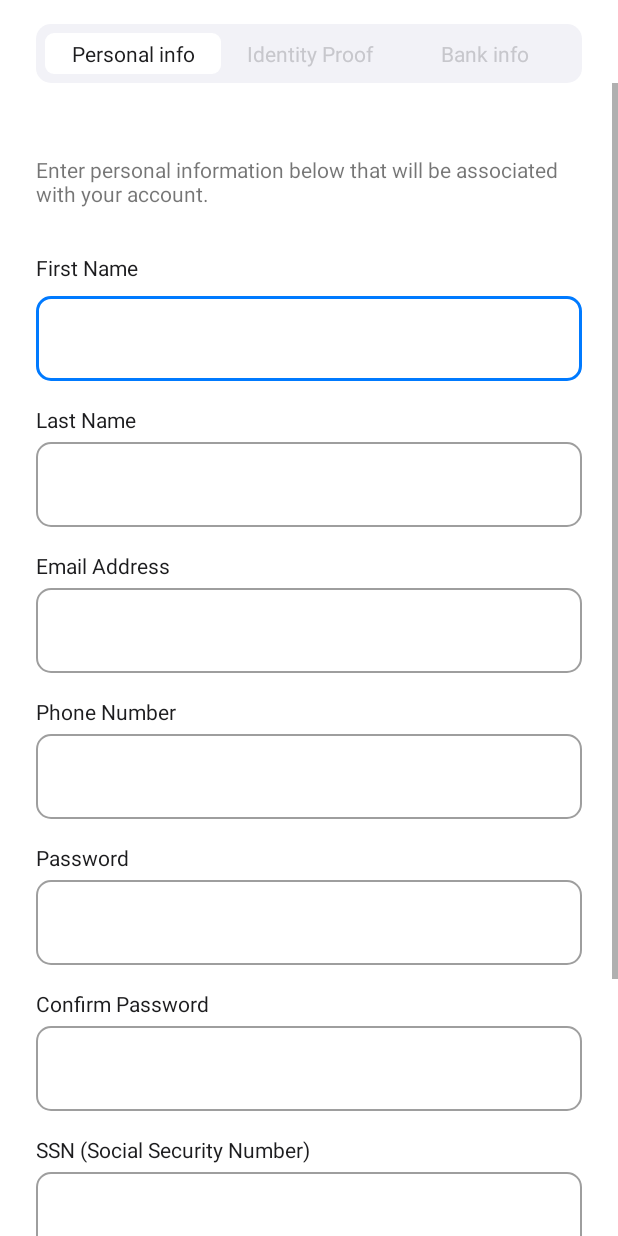
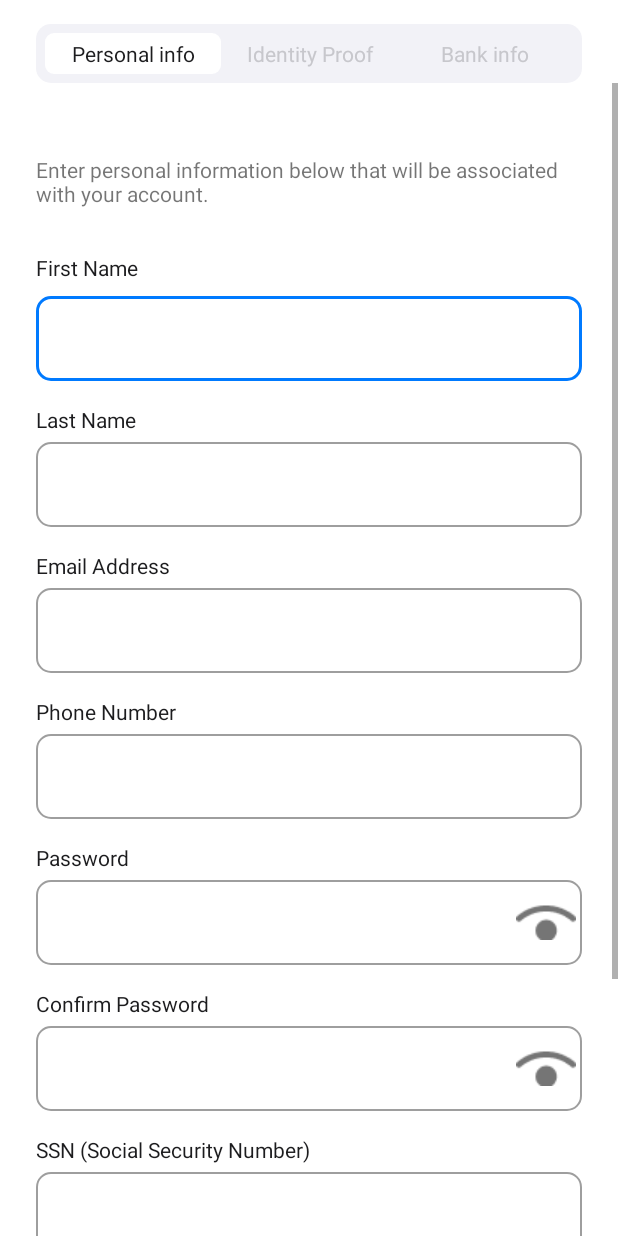
Before and after one commit to ziptechdev/ACP-mobile-android, an Android app: the fragment PersonalInfoFragment shown on its own in the app's theme, on a phone screen of 412 x 824 dp. Run offline under Robolectric (Android 15) with nearby library versions, the phone set to English and light mode, and no system bars.

Commit message:
add show/hide button, fix circles view

```diff
--- a/app/src/main/java/com/acpmobile/ui/fragments/Account/IdentityProofFragment.kt
+++ b/app/src/main/java/com/acpmobile/ui/fragments/Account/IdentityProofFragment.kt
@@ -20,8 +20,7 @@ class IdentityProofFragment : Fragment() {
     ): View? {
         _binding = FragmentIdentityProofBinding.inflate(inflater, container, false)
         val view = binding.root
-        binding.containerCircleBar.tvCircle1.setBackgroundResource(R.drawable.circle_element_blue)
-
+        binding.containerCircleBar.ivCircle1.setBackgroundResource(R.drawable.circle_element_blue)
         return view
     }
 
--- a/app/src/main/res/layout/fragment_personal_info.xml
+++ b/app/src/main/res/layout/fragment_personal_info.xml
@@ -185,11 +185,15 @@
                 app:boxCornerRadiusTopStart="@dimen/corner_radius"
                 app:layout_constraintEnd_toEndOf="@+id/tvSubtitle"
                 app:layout_constraintStart_toStartOf="@+id/etFirstName"
-                app:layout_constraintTop_toBottomOf="@+id/tvPassword">
+                app:layout_constraintTop_toBottomOf="@+id/tvPassword"
+                app:passwordToggleEnabled="true"
+                app:passwordToggleDrawable="@drawable/ic_show_password"
+                >
 
                 <com.google.android.material.textfield.TextInputEditText
                     android:layout_width="match_parent"
-                    android:layout_height="wrap_content" />
+                    android:layout_height="wrap_content"
+                    android:inputType="textPassword"/>
             </com.google.android.material.textfield.TextInputLayout>
             <TextView
                 android:id="@+id/tvConfirmPassword"
@@ -211,13 +215,16 @@
                 app:boxCornerRadiusBottomStart="@dimen/corner_radius"
                 app:boxCornerRadiusTopEnd="@dimen/corner_radius"
                 app:boxCornerRadiusTopStart="@dimen/corner_radius"
+                app:passwordToggleEnabled="true"
+                app:passwordToggleDrawable="@drawable/ic_show_password"
                 app:layout_constraintEnd_toEndOf="@+id/tvSubtitle"
                 app:layout_constraintStart_toStartOf="@+id/etFirstName"
                 app:layout_constraintTop_toBottomOf="@+id/tvConfirmPassword">
 
                 <com.google.android.material.textfield.TextInputEditText
                     android:layout_width="match_parent"
-                    android:layout_height="wrap_content" />
+                    android:layout_height="wrap_content"
+                    android:inputType="textPassword"/>
             </com.google.android.material.textfield.TextInputLayout>
 
             <TextView
--- a/app/src/main/res/values/dimens.xml
+++ b/app/src/main/res/values/dimens.xml
@@ -17,7 +17,7 @@
     <dimen name="normal_padding">8dp</dimen>
     <dimen name="medium_padding">12dp</dimen>
     <dimen name="extra_large_margin">48dp</dimen>
-    <dimen name="x_extra_large_margin">64</dimen>
+    <dimen name="x_extra_large_margin">64dp</dimen>
     <dimen name="large_margin">32dp</dimen>
     <dimen name="normal_margin">24dp</dimen>
     <dimen name="medium_margin">16dp</dimen>
```
Also changed, not shown: app/src/main/res/layout/container_view_circles.xml (+8 -8 lines), app/src/main/res/drawable/ic_show_password.png (added).
